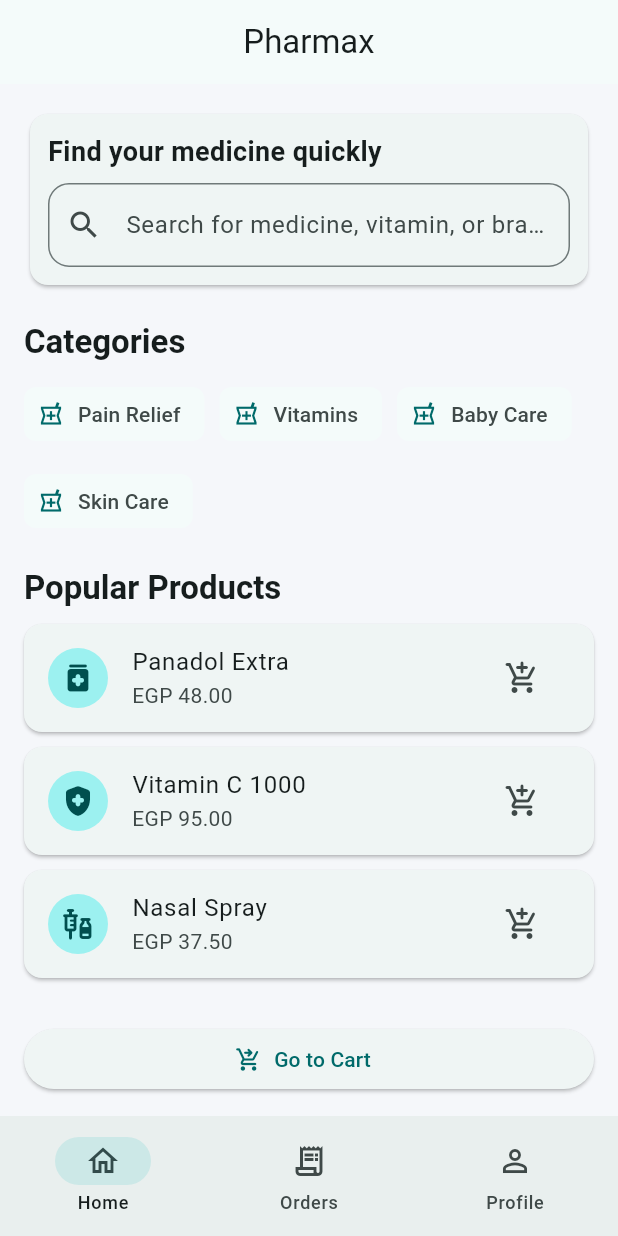
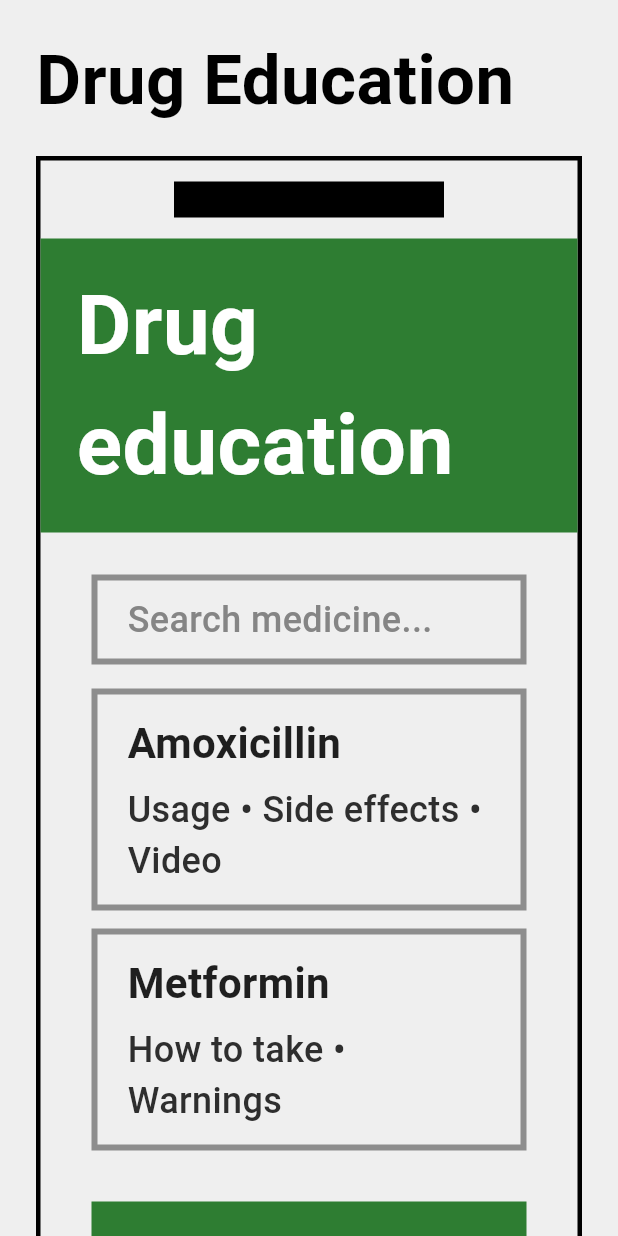
Before and after one commit to lekaareda/Pharmax, a Flutter app: the screen it shows after launch, on a phone screen of 412 x 824 dp. Run offline on Flutter 3.47's test engine with Material 3 defaults, Android fonts, the phone set to English and light mode, and no system bars.

Commit message:
Continue flow with drug education screen

```diff
--- a/lib/main.dart
+++ b/lib/main.dart
@@ -13,158 +13,201 @@ class PharmaxApp extends StatelessWidget {
       title: 'Pharmax',
       debugShowCheckedModeBanner: false,
       theme: ThemeData(
-        colorScheme: ColorScheme.fromSeed(seedColor: const Color(0xFF00A6A6)),
-        scaffoldBackgroundColor: const Color(0xFFF5F7FA),
-        useMaterial3: true,
+        scaffoldBackgroundColor: const Color(0xFFEFEFEF),
+        fontFamily: 'Roboto',
       ),
-      home: const HomeScreen(),
+      home: const DrugEducationScreen(),
     );
   }
 }
 
-class HomeScreen extends StatelessWidget {
-  const HomeScreen({super.key});
-
-  static const _categories = [
-    'Pain Relief',
-    'Vitamins',
-    'Baby Care',
-    'Skin Care',
-  ];
-
-  static const _popular = [
-    _MedicineCardData('Panadol Extra', 'EGP 48.00', Icons.medication_rounded),
-    _MedicineCardData('Vitamin C 1000', 'EGP 95.00', Icons.health_and_safety_rounded),
-    _MedicineCardData('Nasal Spray', 'EGP 37.50', Icons.vaccines_rounded),
-  ];
+class DrugEducationScreen extends StatelessWidget {
+  const DrugEducationScreen({super.key});
 
   @override
   Widget build(BuildContext context) {
     return Scaffold(
-      appBar: AppBar(
-        title: const Text('Pharmax'),
-        centerTitle: true,
+      body: SafeArea(
+        child: SingleChildScrollView(
+          child: Padding(
+            padding: const EdgeInsets.fromLTRB(24, 20, 24, 40),
+            child: Center(
+              child: ConstrainedBox(
+                constraints: const BoxConstraints(maxWidth: 760),
+                child: Column(
+                  crossAxisAlignment: CrossAxisAlignment.start,
+                  children: [
+                    const Text(
+                      'Drug Education',
+                      style: TextStyle(
+                        fontSize: 46,
+                        fontWeight: FontWeight.w700,
+                        color: Colors.black,
                       ),
-      body: ListView(
-        padding: const EdgeInsets.all(16),
+                    ),
+                    const SizedBox(height: 18),
+                    Container(
+                      width: double.infinity,
+                      decoration: BoxDecoration(
+                        border: Border.all(color: Colors.black, width: 3),
+                      ),
+                      child: Column(
                         children: [
-          const _SearchSection(),
-          const SizedBox(height: 20),
-          const _SectionTitle('Categories'),
-          const SizedBox(height: 10),
-          Wrap(
-            spacing: 10,
-            runSpacing: 10,
-            children: _categories
-                .map(
-                  (category) => Chip(
-                    label: Text(category),
-                    avatar: const Icon(Icons.local_pharmacy_outlined, size: 18),
-                    side: BorderSide.none,
+                          const _PhoneNotch(),
+                          Container(
+                            width: double.infinity,
+                            color: const Color(0xFF2E7D32),
+                            padding: const EdgeInsets.symmetric(
+                              horizontal: 24,
+                              vertical: 18,
                             ),
-                )
-                .toList(),
+                            child: const Text(
+                              'Drug education',
+                              style: TextStyle(
+                                color: Colors.white,
+                                fontSize: 56,
+                                fontWeight: FontWeight.w700,
                               ),
-          const SizedBox(height: 20),
-          const _SectionTitle('Popular Products'),
-          const SizedBox(height: 10),
-          ..._popular.map((item) => _MedicineCard(data: item)),
-          const SizedBox(height: 20),
-          ElevatedButton.icon(
+                            ),
+                          ),
+                          Padding(
+                            padding: const EdgeInsets.fromLTRB(34, 28, 34, 70),
+                            child: SizedBox(
+                              width: double.infinity,
+                              height: 1040,
+                              child: Column(
+                                crossAxisAlignment: CrossAxisAlignment.start,
+                                children: [
+                                  Container(
+                                    width: double.infinity,
+                                    padding: const EdgeInsets.symmetric(
+                                      horizontal: 20,
+                                      vertical: 9,
+                                    ),
+                                    decoration: BoxDecoration(
+                                      border: Border.all(
+                                        color: const Color(0xFF8D8D8D),
+                                        width: 4,
+                                      ),
+                                    ),
+                                    child: const Text(
+                                      'Search medicine...',
+                                      style: TextStyle(
+                                        color: Color(0xFF858585),
+                                        fontSize: 24,
+                                        fontWeight: FontWeight.w500,
+                                      ),
+                                    ),
+                                  ),
+                                  const SizedBox(height: 16),
+                                  const _DrugCard(
+                                    title: 'Amoxicillin',
+                                    details: 'Usage • Side effects • Video',
+                                  ),
+                                  const SizedBox(height: 12),
+                                  const _DrugCard(
+                                    title: 'Metformin',
+                                    details: 'How to take • Warnings',
+                                  ),
+                                  const SizedBox(height: 34),
+                                  SizedBox(
+                                    width: double.infinity,
+                                    child: FilledButton(
+                                      style: FilledButton.styleFrom(
+                                        backgroundColor: const Color(0xFF2E7D32),
+                                        shape: const RoundedRectangleBorder(),
+                                        padding: const EdgeInsets.symmetric(
+                                          vertical: 18,
+                                        ),
+                                      ),
                                       onPressed: () {},
-            icon: const Icon(Icons.shopping_cart_checkout_rounded),
-            label: const Text('Go to Cart'),
+                                      child: const Text(
+                                        'Watch education video',
+                                        style: TextStyle(
+                                          color: Colors.white,
+                                          fontSize: 24,
+                                          fontWeight: FontWeight.w700,
+                                        ),
+                                      ),
+                                    ),
                                   ),
                                 ],
                               ),
-      bottomNavigationBar: NavigationBar(
-        selectedIndex: 0,
-        destinations: const [
-          NavigationDestination(icon: Icon(Icons.home_outlined), label: 'Home'),
-          NavigationDestination(icon: Icon(Icons.receipt_long_outlined), label: 'Orders'),
-          NavigationDestination(icon: Icon(Icons.person_outline), label: 'Profile'),
+                            ),
+                          ),
+                        ],
+                      ),
+                    ),
+                  ],
+                ),
+              ),
+            ),
+          ),
+        ),
+      ),
+    );
+  }
+}
+
+class _DrugCard extends StatelessWidget {
+  const _DrugCard({
+    required this.title,
+    required this.details,
+  });
+
+  final String title;
+  final String details;
+
+  @override
+  Widget build(BuildContext context) {
+    return Container(
+      width: double.infinity,
+      padding: const EdgeInsets.symmetric(horizontal: 20, vertical: 12),
+      decoration: BoxDecoration(
+        border: Border.all(
+          color: const Color(0xFF8D8D8D),
+          width: 4,
+        ),
+      ),
+      child: Column(
+        crossAxisAlignment: CrossAxisAlignment.start,
+        children: [
+          Text(
+            title,
+            style: const TextStyle(
+              color: Color(0xFF1F1F1F),
+              fontSize: 28,
+              fontWeight: FontWeight.w700,
+            ),
+          ),
+          const SizedBox(height: 8),
+          Text(details, style: _fieldTextStyle),
         ],
       ),
     );
   }
 }
 
-class _SearchSection extends StatelessWidget {
-  const _SearchSection();
+class _PhoneNotch extends StatelessWidget {
+  const _PhoneNotch();
 
   @override
   Widget build(BuildContext context) {
-    return Card(
-      child: Padding(
-        padding: const EdgeInsets.all(12),
-        child: Column(
-          crossAxisAlignment: CrossAxisAlignment.start,
-          children: [
-            const Text(
-              'Find your medicine quickly',
-              style: TextStyle(fontSize: 18, fontWeight: FontWeight.w600),
-            ),
-            const SizedBox(height: 8),
-            TextField(
-              decoration: InputDecoration(
-                hintText: 'Search for medicine, vitamin, or brand',
-                prefixIcon: const Icon(Icons.search),
-                border: OutlineInputBorder(
-                  borderRadius: BorderRadius.circular(14),
-                ),
-              ),
-            ),
-          ],
+    return SizedBox(
+      height: 52,
+      child: Center(
+        child: Container(
+          width: 180,
+          height: 24,
+          color: Colors.black,
         ),
       ),
     );
   }
 }
 
-class _SectionTitle extends StatelessWidget {
-  const _SectionTitle(this.title);
-
-  final String title;
-
-  @override
-  Widget build(BuildContext context) {
-    return Text(
-      title,
-      style: Theme.of(context).textTheme.titleLarge?.copyWith(
-            fontWeight: FontWeight.bold,
-          ),
+const _fieldTextStyle = TextStyle(
+  color: Color(0xFF2E2E2E),
+  fontSize: 24,
+  fontWeight: FontWeight.w500,
 );
-  }
-}
-
-class _MedicineCard extends StatelessWidget {
-  const _MedicineCard({required this.data});
-
-  final _MedicineCardData data;
-
-  @override
-  Widget build(BuildContext context) {
-    return Card(
-      margin: const EdgeInsets.only(bottom: 10),
-      child: ListTile(
-        leading: CircleAvatar(
-          child: Icon(data.icon),
-        ),
-        title: Text(data.title),
-        subtitle: Text(data.price),
-        trailing: IconButton(
-          onPressed: () {},
-          icon: const Icon(Icons.add_shopping_cart_rounded),
-        ),
-      ),
-    );
-  }
-}
-
-class _MedicineCardData {
-  const _MedicineCardData(this.title, this.price, this.icon);
-
-  final String title;
-  final String price;
-  final IconData icon;
-}
```
Also changed, not shown: 1 other file. Lines whose indentation alone changed are shown as unchanged.
